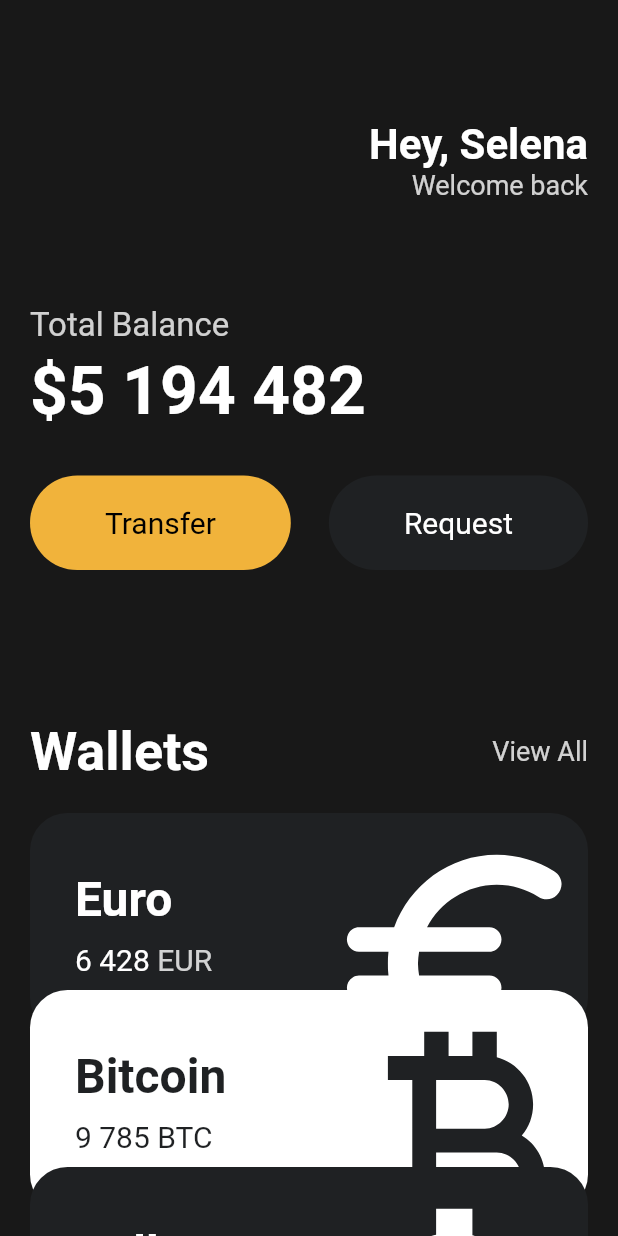
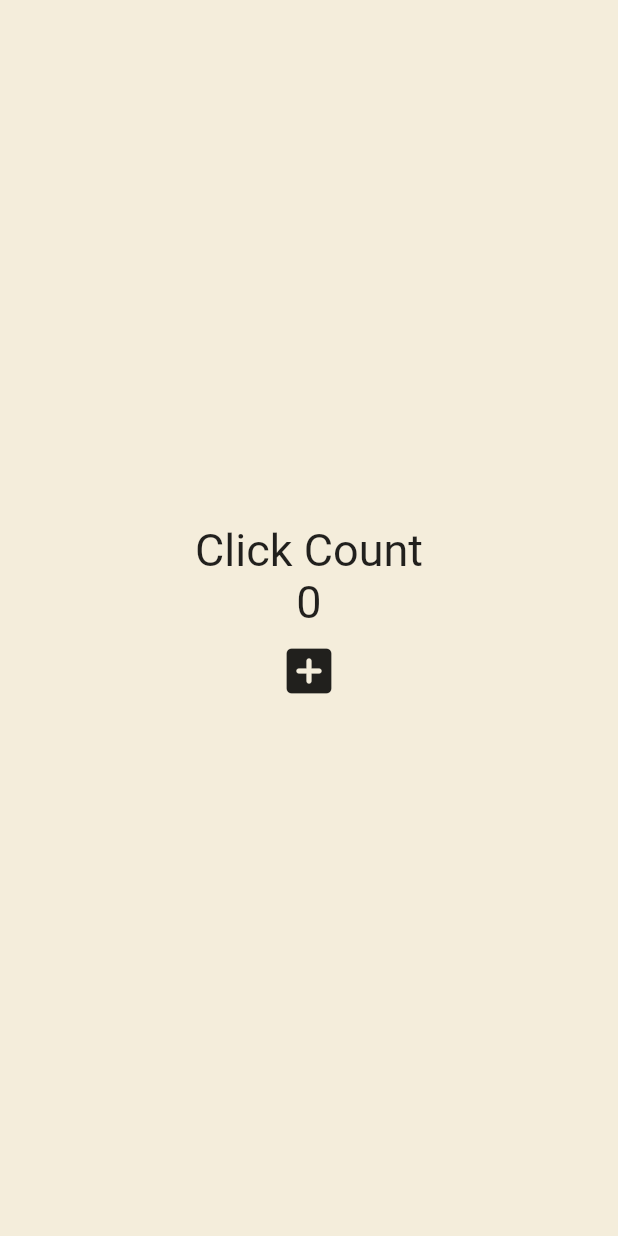
Before and after one commit to hws522/hello-flutter, a Flutter app: the screen it shows after launch, on a phone screen of 412 x 824 dp. Run offline on Flutter 3.47's test engine with Material 2 defaults, Android fonts, the phone set to English and light mode, and no system bars.

Commit message:
~4.0 State

```diff
--- a/lib/main.dart
+++ b/lib/main.dart
@@ -1,148 +1,196 @@
 import 'package:flutter/material.dart';
-import 'package:hello_flutter/widget/Button.dart';
-import 'package:hello_flutter/widget/currency_card.dart';
+// import 'package:hello_flutter/widget/Button.dart';
+// import 'package:hello_flutter/widget/currency_card.dart';
 
 void main() {
   runApp(const App());
 }
 
-class App extends StatelessWidget {
+// ! stateless widget
+// class App extends StatelessWidget {
+//   const App({super.key});
+
+//   @override
+//   Widget build(BuildContext context) {
+//     return MaterialApp(
+//       home: Scaffold(
+//           backgroundColor: const Color(0xff181818),
+//           body: SingleChildScrollView(
+//             child: Padding(
+//               padding: const EdgeInsets.symmetric(horizontal: 20),
+//               child: Column(
+//                 crossAxisAlignment: CrossAxisAlignment.start,
+//                 children: [
+//                   const SizedBox(
+//                     height: 80,
+//                   ),
+//                   Row(
+//                     mainAxisAlignment: MainAxisAlignment.end,
+//                     children: [
+//                       Column(
+//                         crossAxisAlignment: CrossAxisAlignment.end,
+//                         children: [
+//                           const Text(
+//                             'Hey, Selena',
+//                             style: TextStyle(
+//                               color: Colors.white,
+//                               fontSize: 28,
+//                               fontWeight: FontWeight.w700,
+//                             ),
+//                           ),
+//                           Text(
+//                             'Welcome back',
+//                             style: TextStyle(
+//                               color: Colors.white.withOpacity(0.8),
+//                               fontSize: 18,
+//                             ),
+//                           ),
+//                         ],
+//                       )
+//                     ],
+//                   ),
+//                   const SizedBox(
+//                     height: 70,
+//                   ),
+//                   Text(
+//                     'Total Balance',
+//                     style: TextStyle(
+//                       fontSize: 22,
+//                       color: Colors.white.withOpacity(0.8),
+//                     ),
+//                   ),
+//                   const SizedBox(
+//                     height: 5,
+//                   ),
+//                   const Text(
+//                     '\$5 194 482',
+//                     style: TextStyle(
+//                       fontSize: 44,
+//                       fontWeight: FontWeight.w600,
+//                       color: Colors.white,
+//                     ),
+//                   ),
+//                   const SizedBox(
+//                     height: 30,
+//                   ),
+//                   const Row(
+//                     mainAxisAlignment: MainAxisAlignment.spaceBetween,
+//                     children: [
+//                       Button(
+//                           text: 'Transfer',
+//                           bgColor: Color(0xfff1b33b),
+//                           textColor: Colors.black),
+//                       Button(
+//                           text: 'Request',
+//                           bgColor: Color(0xff1f2123),
+//                           textColor: Colors.white),
+//                     ],
+//                   ),
+//                   const SizedBox(
+//                     height: 100,
+//                   ),
+//                   Row(
+//                     // crossAxisAlignment: CrossAxisAlignment.end,
+//                     mainAxisAlignment: MainAxisAlignment.spaceBetween,
+//                     children: [
+//                       const Text(
+//                         'Wallets',
+//                         style: TextStyle(
+//                           color: Colors.white,
+//                           fontSize: 36,
+//                           fontWeight: FontWeight.w600,
+//                         ),
+//                       ),
+//                       Text(
+//                         'View All',
+//                         style: TextStyle(
+//                           color: Colors.white.withOpacity(0.8),
+//                           fontSize: 18,
+//                         ),
+//                       ),
+//                     ],
+//                   ),
+//                   const SizedBox(
+//                     height: 20,
+//                   ),
+//                   const CurrencyCard(
+//                     name: 'Euro',
+//                     code: 'EUR',
+//                     amount: '6 428',
+//                     icon: Icons.euro_rounded,
+//                     isInverted: false,
+//                   ),
+//                   Transform.translate(
+//                     offset: const Offset(0, -30),
+//                     child: const CurrencyCard(
+//                       name: 'Bitcoin',
+//                       code: 'BTC',
+//                       amount: '9 785',
+//                       icon: Icons.currency_bitcoin,
+//                       isInverted: true,
+//                     ),
+//                   ),
+//                   Transform.translate(
+//                     offset: const Offset(0, -60),
+//                     child: const CurrencyCard(
+//                       name: 'Dollar',
+//                       code: 'USD',
+//                       amount: '428',
+//                       icon: Icons.attach_money_outlined,
+//                       isInverted: false,
+//                     ),
+//                   ),
+//                 ],
+//               ),
+//             ),
+//           )),
+//     );
+//   }
+// }
+
+// ! stateful widget
+class App extends StatefulWidget {
   const App({super.key});
+
+  @override
+  State<App> createState() => _AppState();
+}
+
+class _AppState extends State<App> {
+  int counter = 0;
+
+  void onClicked() {
+    counter = counter + 1;
+  }
 
   @override
   Widget build(BuildContext context) {
     return MaterialApp(
       home: Scaffold(
-          backgroundColor: const Color(0xff181818),
-          body: SingleChildScrollView(
-            child: Padding(
-              padding: const EdgeInsets.symmetric(horizontal: 20),
+        backgroundColor: const Color(0xFFF4EDDB),
+        body: Center(
           child: Column(
-                crossAxisAlignment: CrossAxisAlignment.start,
-                children: [
-                  const SizedBox(
-                    height: 80,
-                  ),
-                  Row(
-                    mainAxisAlignment: MainAxisAlignment.end,
-                    children: [
-                      Column(
-                        crossAxisAlignment: CrossAxisAlignment.end,
+            mainAxisAlignment: MainAxisAlignment.center,
             children: [
               const Text(
-                            'Hey, Selena',
-                            style: TextStyle(
-                              color: Colors.white,
-                              fontSize: 28,
-                              fontWeight: FontWeight.w700,
-                            ),
+                'Click Count',
+                style: TextStyle(fontSize: 30),
               ),
               Text(
-                            'Welcome back',
-                            style: TextStyle(
-                              color: Colors.white.withOpacity(0.8),
-                              fontSize: 18,
+                '$counter',
+                style: const TextStyle(fontSize: 30),
               ),
-                          ),
-                        ],
-                      )
-                    ],
-                  ),
-                  const SizedBox(
-                    height: 70,
-                  ),
-                  Text(
-                    'Total Balance',
-                    style: TextStyle(
-                      fontSize: 22,
-                      color: Colors.white.withOpacity(0.8),
-                    ),
-                  ),
-                  const SizedBox(
-                    height: 5,
-                  ),
-                  const Text(
-                    '\$5 194 482',
-                    style: TextStyle(
-                      fontSize: 44,
-                      fontWeight: FontWeight.w600,
-                      color: Colors.white,
-                    ),
-                  ),
-                  const SizedBox(
-                    height: 30,
-                  ),
-                  const Row(
-                    mainAxisAlignment: MainAxisAlignment.spaceBetween,
-                    children: [
-                      Button(
-                          text: 'Transfer',
-                          bgColor: Color(0xfff1b33b),
-                          textColor: Colors.black),
-                      Button(
-                          text: 'Request',
-                          bgColor: Color(0xff1f2123),
-                          textColor: Colors.white),
-                    ],
-                  ),
-                  const SizedBox(
-                    height: 100,
-                  ),
-                  Row(
-                    // crossAxisAlignment: CrossAxisAlignment.end,
-                    mainAxisAlignment: MainAxisAlignment.spaceBetween,
-                    children: [
-                      const Text(
-                        'Wallets',
-                        style: TextStyle(
-                          color: Colors.white,
-                          fontSize: 36,
-                          fontWeight: FontWeight.w600,
-                        ),
-                      ),
-                      Text(
-                        'View All',
-                        style: TextStyle(
-                          color: Colors.white.withOpacity(0.8),
-                          fontSize: 18,
-                        ),
-                      ),
-                    ],
-                  ),
-                  const SizedBox(
-                    height: 20,
-                  ),
-                  const CurrencyCard(
-                    name: 'Euro',
-                    code: 'EUR',
-                    amount: '6 428',
-                    icon: Icons.euro_rounded,
-                    isInverted: false,
-                  ),
-                  Transform.translate(
-                    offset: const Offset(0, -30),
-                    child: const CurrencyCard(
-                      name: 'Bitcoin',
-                      code: 'BTC',
-                      amount: '9 785',
-                      icon: Icons.currency_bitcoin,
-                      isInverted: true,
-                    ),
-                  ),
-                  Transform.translate(
-                    offset: const Offset(0, -60),
-                    child: const CurrencyCard(
-                      name: 'Dollar',
-                      code: 'USD',
-                      amount: '428',
-                      icon: Icons.attach_money_outlined,
-                      isInverted: false,
+              IconButton(
+                iconSize: 40,
+                onPressed: onClicked,
+                icon: const Icon(
+                  Icons.add_box_rounded,
                 ),
               ),
             ],
           ),
         ),
-          )),
+      ),
     );
   }
 }
```
Also changed, not shown: 1 other file. Lines whose indentation alone changed are shown as unchanged.
